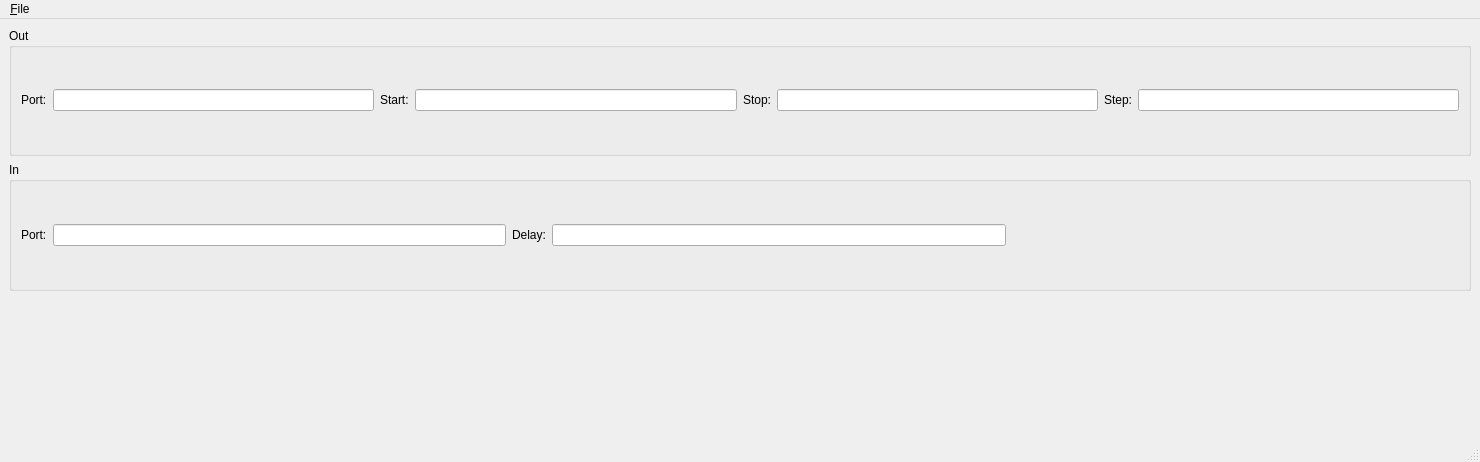
The window that PythonForTheLab/View/GUI/scan_window.ui (PFTL/SimpleDaq) describes before a commit, drawn with Qt 5.
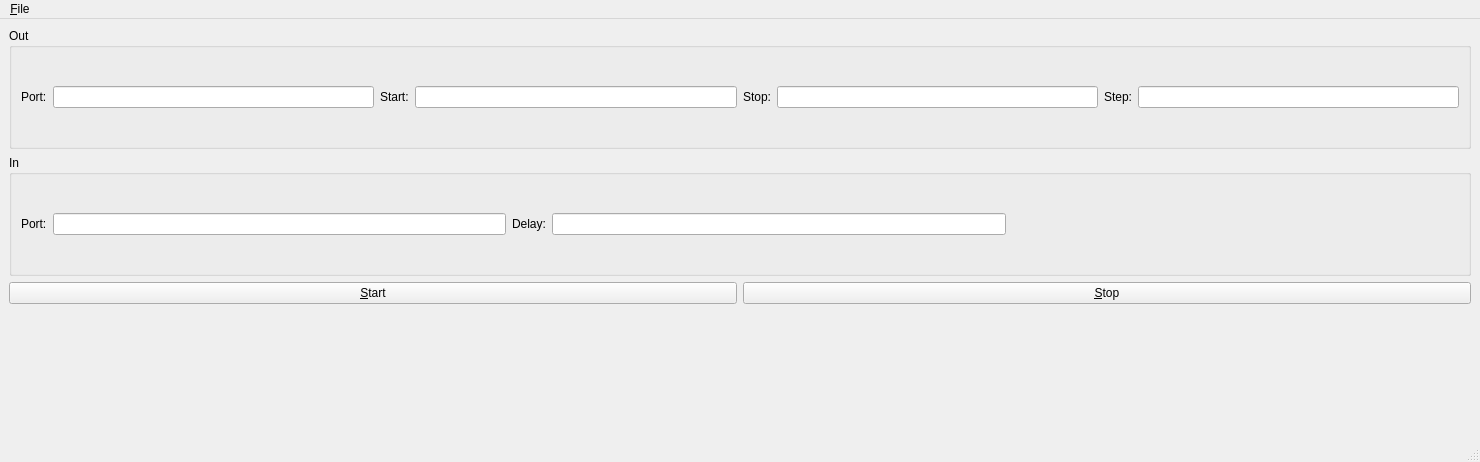
The same window after the commit.

Commit message: Removed the adding of buttons from the code and into the ui file

Diff of the .ui file:
```diff
--- a/PythonForTheLab/View/GUI/scan_window.ui
+++ b/PythonForTheLab/View/GUI/scan_window.ui
@@ -145,11 +145,22 @@
      </widget>
     </item>
     <item>
-     <widget class="QDialogButtonBox" name="buttonBox">
-      <property name="standardButtons">
-       <set>QDialogButtonBox::NoButton</set>
-      </property>
-     </widget>
+     <layout class="QHBoxLayout" name="horizontalLayout">
+      <item>
+       <widget class="QPushButton" name="startButton">
+        <property name="text">
+         <string>&amp;Start</string>
+        </property>
+       </widget>
+      </item>
+      <item>
+       <widget class="QPushButton" name="stopButton">
+        <property name="text">
+         <string>&amp;Stop</string>
+        </property>
+       </widget>
+      </item>
+     </layout>
     </item>
     <item>
      <widget class="QWidget" name="plotWidget" native="true"/>
```
Left out of the diff: 1 changed line with no effect on the pictures. The commit also changes 1 other file.
